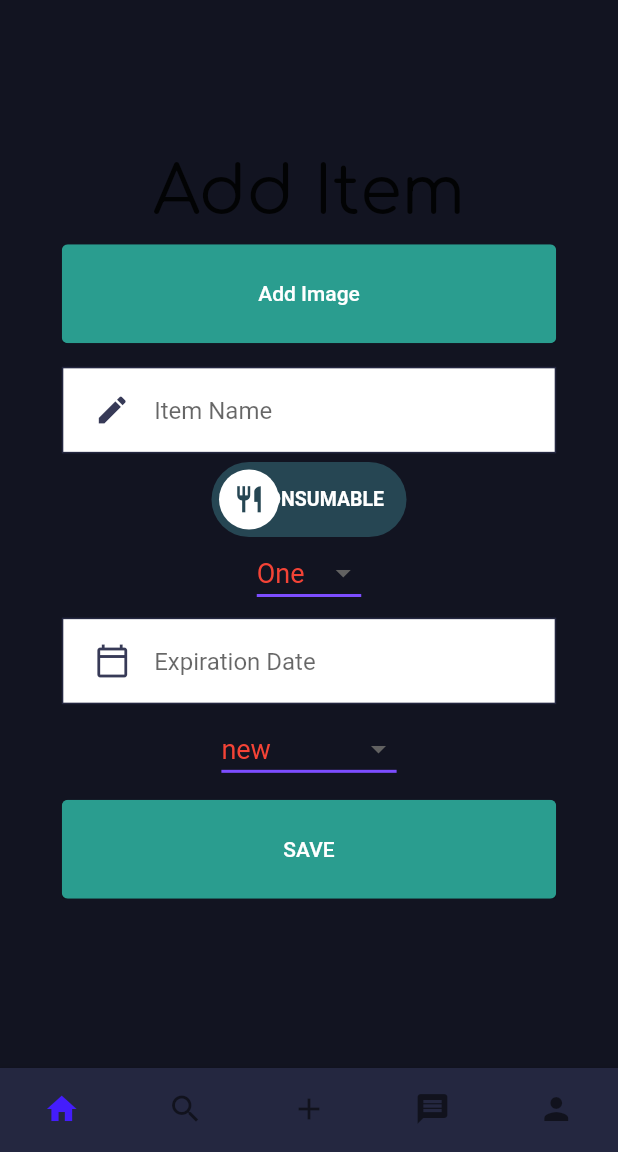
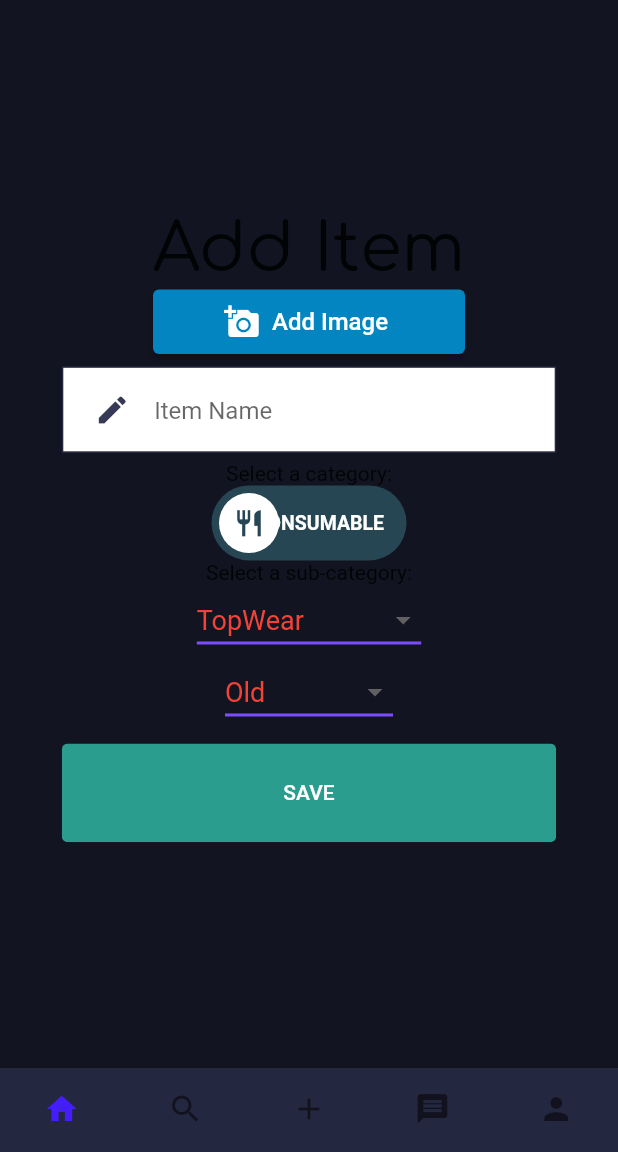
Before and after one commit to meliksahozceyhan/Senior-Project-LeftOver, a Flutter app: the AddNewItemScreen screen opened directly, after a tap on "REUSABLE", after a tap on "SAVE", on a phone screen of 412 x 824 dp, the part 84-1236 px from its top. Run offline on Flutter 3.47's test engine with Material 2 defaults, Android fonts, the phone set to English and light mode, and no system bars; drawn by our look-alikes of lite_rolling_switch; our stand-ins replace flutter_datetime_picker, flutter_dotenv, flutter_svg, google_fonts, shared_preferences; missing offline and left inert: jwt_decode, shared_preferences_web; accounts and stored records are empty.

Commit message:
feat:add new item page fe functionality additions

```diff
--- a/client/left_over/lib/Screens/AddNewItem/components/addItem_body.dart
+++ b/client/left_over/lib/Screens/AddNewItem/components/addItem_body.dart
@@ -1,3 +1,5 @@
+// ignore_for_file: sdk_version_set_literal
+
 import 'package:flutter/material.dart';
 import 'package:flutter_datetime_picker/flutter_datetime_picker.dart';
 import 'package:left_over/Screens/Login/components/background.dart';
@@ -13,6 +15,9 @@ import 'package:left_over/constants.dart';
 import 'package:left_over/Models/Product.dart';
 import 'package:google_fonts/google_fonts.dart';
 import 'package:lite_rolling_switch/lite_rolling_switch.dart';
+import 'package:shared_preferences/shared_preferences.dart';
+import 'package:jwt_decode/jwt_decode.dart';
+import 'package:http/http.dart' as http;
 
 import 'categorries.dart';
 import 'item_card.dart';
@@ -27,25 +32,14 @@ class AddNewItemBody extends StatelessWidget {
   var getImage = "";
   var txt = TextEditingController();
 
-  static List <String> spinnerItems = [
-    'One',
-    'Two',
-    'Three',
-    'Four',
-    'Five'
-    ] ;
+  static List <String> subCategoryR = ['TopWear','BottomClothing','Book','Shoes','Accessories','Decoration','Tools'];
+  static List <String> subCategoryC = ['Bakery','Charcuterie','GreenGrocery'];
+  static List <String> subcategory = subCategoryR;
 
-    static List <String> conditionList = [
-    'new',
-    'almost new',
-    'underused',
-    'tolerable',
-    'old'
-    ] ;
-
-    String dropdownvalue = spinnerItems.elementAt(0);
+  static List <String> conditionList = ['Old','UnderUsed','Good','New'];
   String conditiondropdownvalue = conditionList.elementAt(0);
 
+  static bool isReusable = true;
 
     @override
   Widget build(BuildContext context) {
@@ -63,13 +57,24 @@ class AddNewItemBody extends StatelessWidget {
             //   "assets/icons/signup.svg",
             //   height: size.height * 0.35,
             // ),
-            RoundedButton(
-              text: "Add Image",
-              color: bgreen,
-              textColor: Colors.white,
-              press: () {
-                print("add image is pressed");
-              },
+            ElevatedButton.icon(
+              icon: const Icon(
+                    Icons.add_a_photo,
+                    color: Colors.white,
+              ),
+             onPressed:(){
+               print('add image pressed');
+             } ,
+              label: Text(
+                      "Add Image",
+                      style: const TextStyle(
+                      fontSize: 16,
+                      color: Colors.white),
+              ),
+              style: ElevatedButton.styleFrom(
+              primary: Color.fromARGB(255, 3, 133, 194),
+              fixedSize: const Size(208, 43),
+              ),
             ),
             RoundedInputField(
               hintText: "Item Name",
@@ -77,6 +82,10 @@ class AddNewItemBody extends StatelessWidget {
               onChanged: (value) {
                 getItemName = value;
               },
+            ),
+            Title(
+              color: Colors.white,
+              child: Text('Select a category:')
               ),
             LiteRollingSwitch(
             //initial value
@@ -88,19 +97,26 @@ class AddNewItemBody extends StatelessWidget {
               iconOn: Icons.autorenew,
               iconOff: Icons.restaurant,
               textSize: 13.0,
-
-              onChanged: (bool state) {
+              onChanged: (bool state) async {
               //Use it to manage the different states
                 print('Current State of SWITCH IS: $state');
                 if(state == true){
                   getCategory='reusable';
+                  subcategory =  subCategoryR;
+                  isReusable = true;
                 }else{
                   getCategory='consumable';
+                  subcategory =  subCategoryC;
+                  isReusable = false;
                 }
               },
             ),
+            Title(
+              color: Colors.white,
+              child: Text('Select a sub-category:')
+            ),
             DropdownButton<String>(
-            value: dropdownvalue,
+            value: subcategory.elementAt(0) ,
             icon: Icon(Icons.arrow_drop_down),
             iconSize: 24,
             elevation: 16,
@@ -110,17 +126,18 @@ class AddNewItemBody extends StatelessWidget {
               color: Colors.deepPurpleAccent,
             ),
             onChanged: (String data) {
-                dropdownvalue = data;
-                getSubcategory =dropdownvalue;
+                getSubcategory =data;
             },
-            items: spinnerItems.map<DropdownMenuItem<String>>((String value) {
+            items:subcategory.map<DropdownMenuItem<String>>((String value) {
               return DropdownMenuItem<String>(
                 value: value,
                 child: Text(value),
               );
             }).toList(),
           ),
-            RoundedDateField(
+          Visibility(
+            visible : !isReusable,
+            child :RoundedDateField(
                 hintText: "Expiration Date",
                 textEditingController: txt,
                 onChanged: (value) {
@@ -143,8 +160,11 @@ class AddNewItemBody extends StatelessWidget {
                         .reversed
                         .join("-");
                   }, currentTime: DateTime.now(), locale: LocaleType.en);
-                }),
-            DropdownButton<String>(
+              })
+            ),
+            Visibility(
+              visible : isReusable,
+              child :DropdownButton<String>(
                 value: conditiondropdownvalue,
                 icon: Icon(Icons.arrow_drop_down),
                 iconSize: 24,
@@ -164,13 +184,46 @@ class AddNewItemBody extends StatelessWidget {
                     child: Text(value),
               );
             }).toList(),
+          )
             ),
           RoundedButton(
               text: "SAVE",
               color: bgreen,
               textColor: Colors.white,
-              press: () {
-                print("SAVE is pressed");
+              press: () async {
+                Future<http.Response> postRequest() async {
+                  //var url = Uri.parse(dotenv.env['API_URL'] + "/user/");
+
+                final prefs = await SharedPreferences.getInstance();
+                var token = prefs.getString('token');
+                Map<String, dynamic> payload = Jwt.parseJwt(token);
+                var userid= payload["id"];
+
+                Map data = {
+                    'userid': userid,
+                    'itemname': getItemName,
+                    'category': getCategory,
+                    'subcategory': getSubcategory,
+                    'condition': getCondition,
+                    //image will be added
+                  };
+
+                  //var body =  json.encode(data);
+
+                   //var response = await http.post(url,
+                    //  headers: {"Content-Type": "application/json"},
+                    //  body: body);
+                  //final prefs = await SharedPreferences.getInstance();
+                  //prefs.setString('token', response.body);
+                  //print("${response.request}");
+                  //print("${response.statusCode}");
+                  //print("${response.body}");
+
+                 // return response;
+                }
+                //postRequest();
+                print('item sended');
+
               },
             ),
           ],
--- a/client/left_over/lib/Screens/Login/components/body.dart
+++ b/client/left_over/lib/Screens/Login/components/body.dart
@@ -57,7 +57,7 @@ class Body extends StatelessWidget {
                     getPassword);
                 var response = await http.get(url);
                 final prefs = await SharedPreferences.getInstance();
-                prefs.setString('token', 'Bearer ${response.body}');
+                prefs.setString('token', response.body);
 
                 if (response.statusCode == 200) {
                   Navigator.push(
--- a/client/left_over/lib/Screens/Signup/components/body.dart
+++ b/client/left_over/lib/Screens/Signup/components/body.dart
@@ -139,7 +139,7 @@ class Body extends StatelessWidget {
                       headers: {"Content-Type": "application/json"},
                       body: body);
                   final prefs = await SharedPreferences.getInstance();
-                  prefs.setString('token', 'Bearer ${response.body}');
+                  prefs.setString('token', response.body);
                   print("${response.request}");
                   print("${response.statusCode}");
                   print("${response.body}");
--- a/client/left_over/lib/Screens/details/details_screen.dart
+++ b/client/left_over/lib/Screens/details/details_screen.dart
@@ -1,6 +1,6 @@
 import 'package:flutter/material.dart';
 import 'package:flutter_svg/svg.dart';
-import 'package:flutter_screenutil/flutter_screenutil.dart';
+//import 'package:flutter_screenutil/flutter_screenutil.dart';
 import 'package:left_over/constants.dart';
 import 'package:left_over/models/Product.dart';
 import 'package:left_over/screens/details/components/body.dart';
--- a/client/left_over/pubspec.yaml
+++ b/client/left_over/pubspec.yaml
@@ -41,6 +41,7 @@ dependencies:
     shared_preferences: ^2.0.11
     lite_rolling_switch: ^0.1.1
     flutter_screenutil: ^5.3.1
+    jwt_decode: ^0.3.1
 
 
 dev_dependencies:
```
Also changed, not shown: client/left_over/package-lock.json (added), client/left_over/pubspec.lock, 1 other file. Lines whose indentation alone changed are shown as unchanged.
